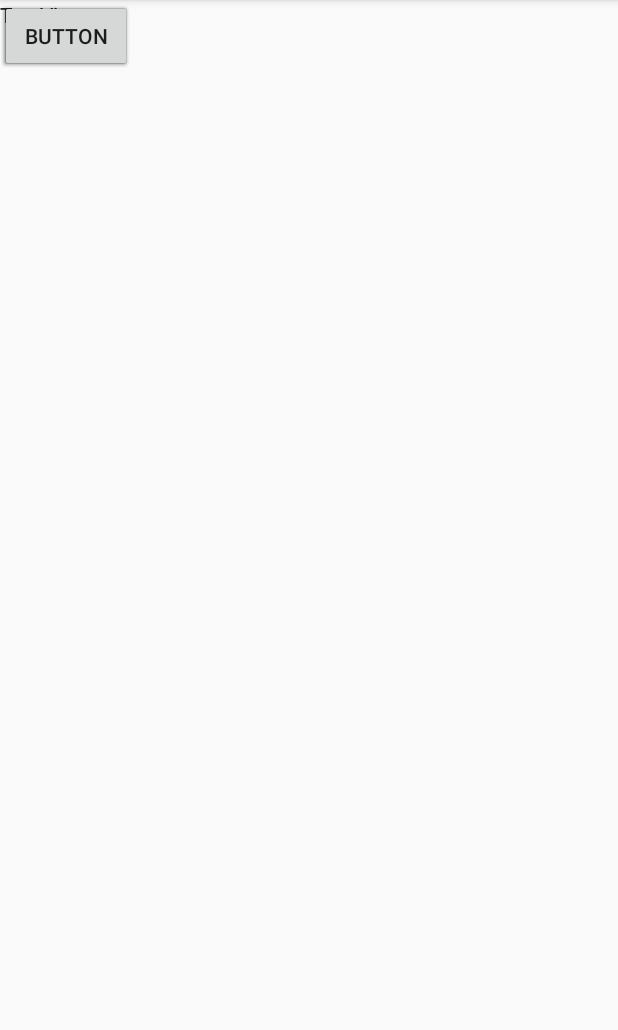
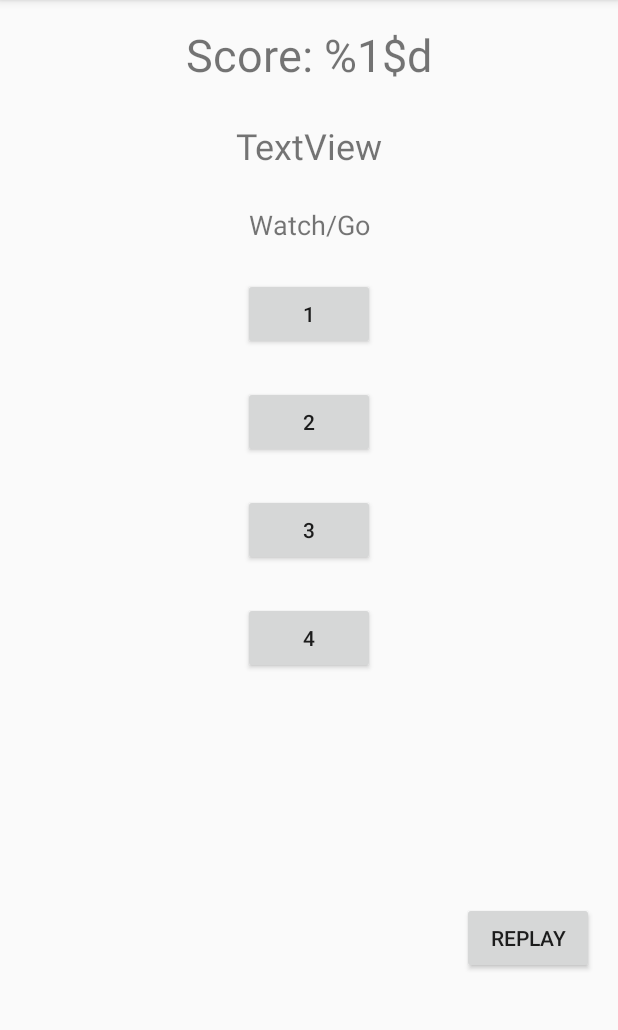
Before and after one commit to smyhk/MemoryGame, an Android app: the GameActivity screen opened directly, with no data from a screen before it, on a phone screen of 412 x 824 dp, the part 84-1114 px from its top. Run offline under Robolectric (Android 15) with nearby library versions, the phone set to English and light mode, and no system bars.

Commit message:
assign GameActivity widget attributes

```diff
--- a/app/src/main/res/layout/activity_game.xml
+++ b/app/src/main/res/layout/activity_game.xml
@@ -8,66 +8,105 @@
     tools:context="net.smyhk.android.memorygame.GameActivity">
 
     <TextView
-        android:id="@+id/textView"
+        android:id="@+id/textScore"
         android:layout_width="wrap_content"
         android:layout_height="wrap_content"
-        android:text="TextView"
-        tools:layout_editor_absoluteX="161dp"
-        tools:layout_editor_absoluteY="16dp"/>
+        android:layout_marginLeft="8dp"
+        android:layout_marginRight="8dp"
+        android:layout_marginTop="16dp"
+        android:text="@string/score_text"
+        android:textSize="30sp"
+        app:layout_constraintLeft_toLeftOf="parent"
+        app:layout_constraintRight_toRightOf="parent"
+        app:layout_constraintTop_toTopOf="parent"/>
 
     <TextView
-        android:id="@+id/textView2"
+        android:id="@+id/textDifficuly"
         android:layout_width="wrap_content"
         android:layout_height="wrap_content"
+        android:layout_marginLeft="8dp"
+        android:layout_marginRight="8dp"
+        android:layout_marginTop="24dp"
         android:text="TextView"
-        tools:layout_editor_absoluteX="161dp"
-        tools:layout_editor_absoluteY="60dp"/>
+        android:textSize="24sp"
+        app:layout_constraintLeft_toLeftOf="parent"
+        app:layout_constraintRight_toRightOf="parent"
+        app:layout_constraintTop_toBottomOf="@+id/textScore"
+        tools:text="@string/difficulty_text"/>
 
     <TextView
-        android:id="@+id/textView3"
+        android:id="@+id/textWatchGo"
         android:layout_width="wrap_content"
         android:layout_height="wrap_content"
-        android:text="TextView"
-        tools:layout_editor_absoluteX="161dp"
-        tools:layout_editor_absoluteY="108dp"/>
+        android:layout_marginLeft="8dp"
+        android:layout_marginRight="8dp"
+        android:layout_marginTop="24dp"
+        android:text="@string/watch_go_text"
+        android:textSize="18sp"
+        app:layout_constraintLeft_toLeftOf="parent"
+        app:layout_constraintRight_toRightOf="parent"
+        app:layout_constraintTop_toBottomOf="@+id/textDifficuly"/>
 
     <Button
         android:id="@+id/button"
         android:layout_width="wrap_content"
         android:layout_height="wrap_content"
-        android:text="Button"
-        tools:layout_editor_absoluteX="146dp"
-        tools:layout_editor_absoluteY="152dp"/>
+        android:layout_marginLeft="8dp"
+        android:layout_marginRight="8dp"
+        android:layout_marginTop="23dp"
+        android:text="@string/button_one"
+        app:layout_constraintLeft_toLeftOf="parent"
+        app:layout_constraintRight_toRightOf="parent"
+        app:layout_constraintTop_toBottomOf="@+id/textWatchGo"/>
 
     <Button
         android:id="@+id/button2"
         android:layout_width="wrap_content"
         android:layout_height="wrap_content"
-        android:text="Button"
-        tools:layout_editor_absoluteX="146dp"
-        tools:layout_editor_absoluteY="217dp"/>
+        android:layout_marginLeft="8dp"
+        android:layout_marginRight="8dp"
+        android:layout_marginTop="24dp"
+        android:text="@string/button_two"
+        app:layout_constraintLeft_toLeftOf="parent"
+        app:layout_constraintRight_toRightOf="parent"
+        app:layout_constraintTop_toBottomOf="@+id/button"/>
 
     <Button
         android:id="@+id/button3"
         android:layout_width="wrap_content"
         android:layout_height="wrap_content"
-        android:text="Button"
-        tools:layout_editor_absoluteX="146dp"
-        tools:layout_editor_absoluteY="284dp"/>
+        android:layout_marginLeft="8dp"
+        android:layout_marginRight="8dp"
+        android:layout_marginTop="24dp"
+        android:text="@string/button_three"
+        app:layout_constraintLeft_toLeftOf="parent"
+        app:layout_constraintRight_toRightOf="parent"
+        app:layout_constraintTop_toBottomOf="@+id/button2"/>
 
     <Button
         android:id="@+id/button4"
         android:layout_width="wrap_content"
         android:layout_height="wrap_content"
-        android:text="Button"
-        tools:layout_editor_absoluteX="146dp"
-        tools:layout_editor_absoluteY="352dp"/>
+        android:layout_marginLeft="8dp"
+        android:layout_marginRight="8dp"
+        android:layout_marginTop="24dp"
+        android:text="@string/button_four"
+        app:layout_constraintLeft_toLeftOf="parent"
+        app:layout_constraintRight_toRightOf="parent"
+        app:layout_constraintTop_toBottomOf="@+id/button3"/>
 
     <Button
-        android:id="@+id/button5"
+        android:id="@+id/buttonReplay"
         android:layout_width="wrap_content"
         android:layout_height="wrap_content"
-        android:text="Button"
-        tools:layout_editor_absoluteX="276dp"
-        tools:layout_editor_absoluteY="468dp"/>
+        android:layout_marginBottom="16dp"
+        android:layout_marginLeft="270dp"
+        android:layout_marginRight="16dp"
+        android:layout_marginTop="49dp"
+        android:text="@string/button_replay"
+        app:layout_constraintBottom_toBottomOf="parent"
+        app:layout_constraintHorizontal_bias="1.0"
+        app:layout_constraintLeft_toLeftOf="parent"
+        app:layout_constraintRight_toRightOf="parent"
+        app:layout_constraintTop_toBottomOf="@+id/button4"/>
 </android.support.constraint.ConstraintLayout>
--- a/app/src/main/res/values/strings.xml
+++ b/app/src/main/res/values/strings.xml
@@ -2,4 +2,12 @@
     <string name="app_name">MemoryGame</string>
     <string name="title_text">Memory Game</string>
     <string name="play_button">Play!</string>
+    <string name="score_text">Score: %1$d</string>
+    <string name="difficulty_text">Difficulty: %1$d</string>
+    <string name="watch_go_text">Watch/Go</string>
+    <string name="button_one">1</string>
+    <string name="button_two">2</string>
+    <string name="button_three">3</string>
+    <string name="button_four">4</string>
+    <string name="button_replay">Replay</string>
 </resources>
```
